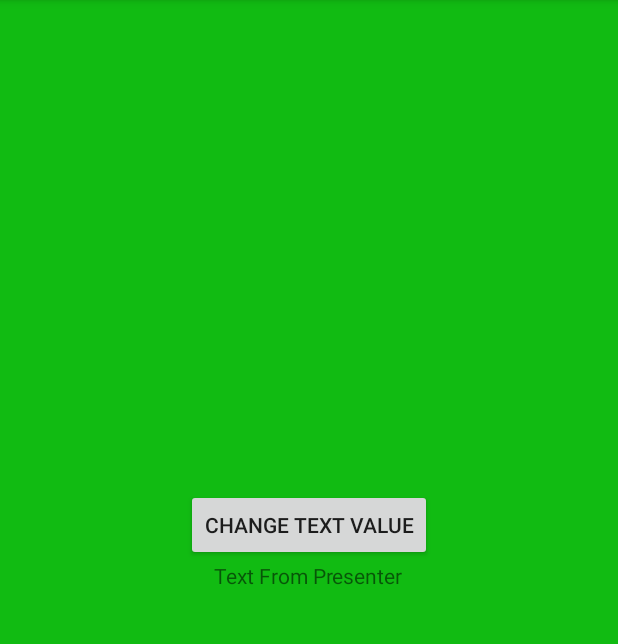
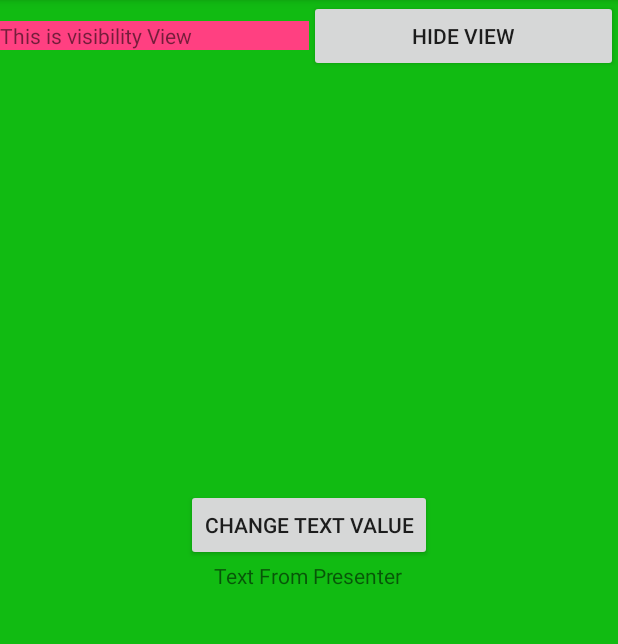
Before and after one commit to AboElEla48/mvvmdemo, an Android app: the screen it shows after launch (MainActivity), on a phone screen of 412 x 824 dp, the part 84-728 px from its top. Run offline under Robolectric (Android 15) with nearby library versions, the phone set to English and light mode, and no system bars; our stand-ins replace RxJava; libraries missing offline, so code that uses them is left out: com.jakewharton.rxbinding2; 6 statements that could not run were skipped.

Commit message:
Set visibility of view from value defined in View model

```diff
--- a/app/src/main/java/foureg/mvvmframework/MainActivity.java
+++ b/app/src/main/java/foureg/mvvmframework/MainActivity.java
@@ -1,5 +1,6 @@
 package foureg.mvvmframework;
 
+import android.view.View;
 import android.widget.Button;
 import android.widget.TextView;
 
@@ -23,4 +24,10 @@ public class MainActivity extends BaseActivity<MainActivityViewModel>
 
     @ViewId(R.id.activity_change_text_value_btn)
     Button changeTextBtn;
+
+    @ViewId(R.id.activity_visibility_view)
+    View visibilityView;
+
+    @ViewId(R.id.activity_visibility_hide_btn)
+    Button hideViewBtn;
 }
--- a/app/src/main/java/foureg/mvvmframework/MainActivityPresenter.java
+++ b/app/src/main/java/foureg/mvvmframework/MainActivityPresenter.java
@@ -4,6 +4,7 @@ import android.os.Bundle;
 import android.support.annotation.Nullable;
 import android.support.v4.app.FragmentTransaction;
 import android.util.Log;
+import android.view.View;
 
 import com.foureg.baseframework.ui.BaseViewPresenter;
 import com.jakewharton.rxbinding2.view.RxView;
@@ -41,6 +42,18 @@ public class MainActivityPresenter extends BaseViewPresenter<MainActivity>
                                 + getView().getViewModel().getActivityTextViewTextVal());
                     }
                 });
+
+        RxView.clicks(getView().hideViewBtn)
+                .subscribe(new Consumer<Object>()
+                {
+                    @Override
+                    public void accept(Object o) throws Exception {
+                        getView().getViewModel().setValue("visibilityViewVal", View.GONE);
+
+                        Log.w(Constants.LOG_TAG, "visibilityViewVal = "
+                                + getView().getViewModel().getVisibilityViewVal());
+                    }
+                });
     }
 
 }
--- a/app/src/main/java/foureg/mvvmframework/MainActivityViewModel.java
+++ b/app/src/main/java/foureg/mvvmframework/MainActivityViewModel.java
@@ -2,6 +2,7 @@ package foureg.mvvmframework;
 
 import com.foureg.baseframework.annotations.viewmodelfields.ViewModelTextField;
 import com.foureg.baseframework.annotations.viewmodelfields.ViewModelTextViewTextColorField;
+import com.foureg.baseframework.annotations.viewmodelfields.ViewModelViewVisibilityField;
 import com.foureg.baseframework.viewmodel.BaseViewModel;
 
 /**
@@ -17,11 +18,18 @@ class MainActivityViewModel extends BaseViewModel<MainActivity>
     @ViewModelTextViewTextColorField(value = R.id.activity_text_view, fieldName = "activityTextViewTextColorVal")
     private int activityTextViewTextColorVal;
 
+    @ViewModelViewVisibilityField(value = R.id.activity_visibility_view, fieldName = "visibilityViewVal")
+    private Integer visibilityViewVal;
+
     public int getActivityTextViewTextColorVal() {
         return activityTextViewTextColorVal;
     }
 
-    private String getActivityTextViewTextVal() {
+    public String getActivityTextViewTextVal() {
         return activityTextViewTextVal;
     }
+
+    public Integer getVisibilityViewVal() {
+        return visibilityViewVal;
+    }
 }
--- a/app/src/main/res/layout/activity_main.xml
+++ b/app/src/main/res/layout/activity_main.xml
@@ -6,6 +6,29 @@
     android:layout_height="match_parent"
     android:background="@color/colorGreen"
     tools:context="foureg.mvvmframework.MainActivity">
+
+    <LinearLayout
+        android:layout_width="match_parent"
+        android:layout_height="wrap_content"
+        android:weightSum="2"
+        android:orientation="horizontal">
+
+        <TextView
+            android:id="@+id/activity_visibility_view"
+            android:layout_width="0dp"
+            android:layout_height="wrap_content"
+            android:layout_weight="1"
+            android:text="This is visibility View"
+            android:background="@color/colorAccent"/>
+
+        <Button
+            android:id="@+id/activity_visibility_hide_btn"
+            android:layout_width="0dp"
+            android:layout_height="wrap_content"
+            android:layout_weight="1"
+            android:text="Hide View"/>
+
+    </LinearLayout>
 
     <TextView
         android:id="@+id/activity_text_view"
```
